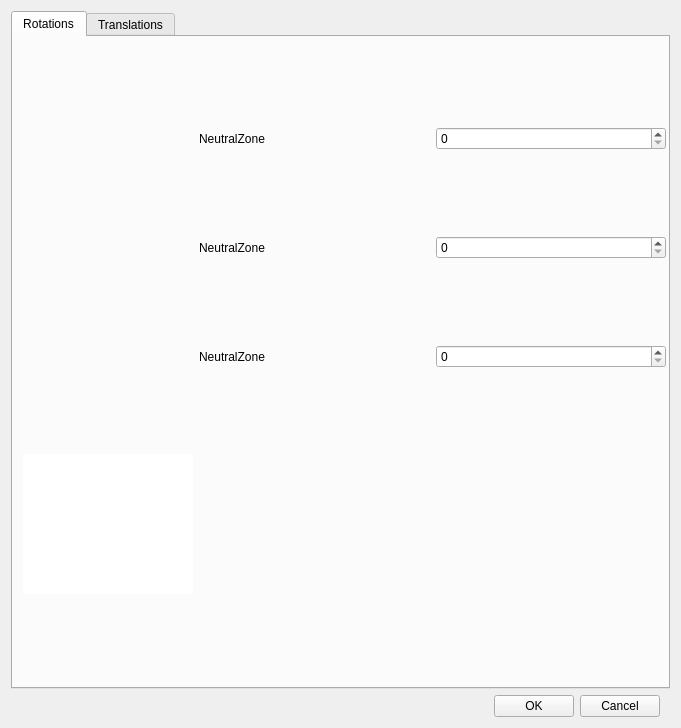
First picture: the form in FaceTrackNoIR/FTNoIR_Curves.ui, repository aavendan/facetracknoir, before the edit.
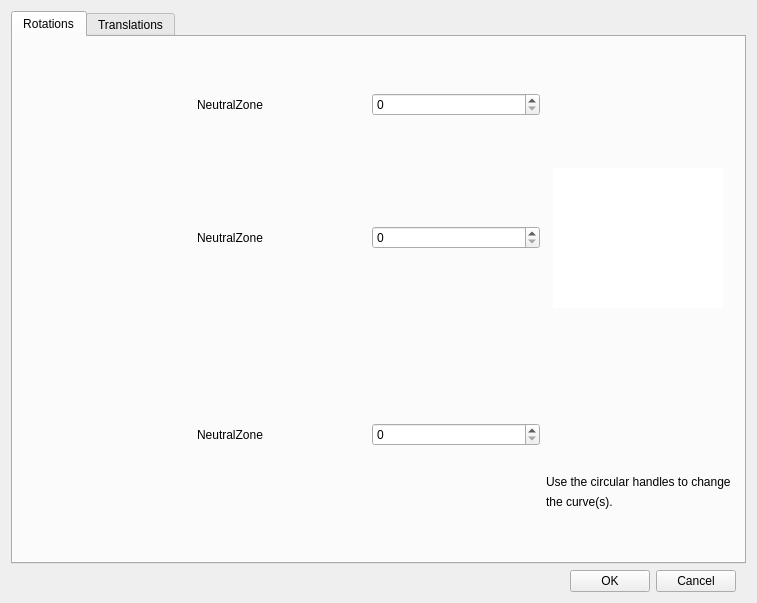
Second picture: the form after the edit. The open tabs and pages were chosen to show the change. Icons and pictures are not drawn. Custom widgets are drawn as their Qt base class.

Diff of the .ui file:
```diff
--- a/FaceTrackNoIR/FTNoIR_Curves.ui
+++ b/FaceTrackNoIR/FTNoIR_Curves.ui
@@ -6,8 +6,8 @@
    <rect>
     <x>0</x>
     <y>0</y>
-    <width>681</width>
-    <height>728</height>
+    <width>757</width>
+    <height>603</height>
    </rect>
   </property>
   <property name="windowTitle">
@@ -112,8 +112,8 @@
           <rect>
            <x>10</x>
            <y>10</y>
-           <width>643</width>
-           <height>627</height>
+           <width>708</width>
+           <height>511</height>
           </rect>
          </property>
          <layout class="QGridLayout" name="gridLayout">
@@ -252,21 +252,49 @@
             </property>
            </widget>
           </item>
-          <item row="0" column="3">
+          <item row="0" column="2">
            <widget class="QSpinBox" name="spinNZ_Yaw">
             <property name="maximum">
              <number>50</number>
             </property>
            </widget>
           </item>
-          <item row="0" column="2">
+          <item row="0" column="1">
            <widget class="QLabel" name="label">
             <property name="text">
              <string>NeutralZone</string>
             </property>
            </widget>
           </item>
-          <item row="3" column="0">
+          <item row="1" column="1">
+           <widget class="QLabel" name="label_2">
+            <property name="text">
+             <string>NeutralZone</string>
+            </property>
+           </widget>
+          </item>
+          <item row="2" column="1">
+           <widget class="QLabel" name="label_3">
+            <property name="text">
+             <string>NeutralZone</string>
+            </property>
+           </widget>
+          </item>
+          <item row="1" column="2">
+           <widget class="QSpinBox" name="spinNZ_Pitch">
+            <property name="maximum">
+             <number>50</number>
+            </property>
+           </widget>
+          </item>
+          <item row="2" column="2">
+           <widget class="QSpinBox" name="spinNZ_Roll">
+            <property name="maximum">
+             <number>50</number>
+            </property>
+           </widget>
+          </item>
+          <item row="1" column="3">
            <layout class="QHBoxLayout" name="horizontalLayout">
             <item>
              <widget class="QWidget" name="widget" native="true">
@@ -290,33 +318,51 @@
             </item>
            </layout>
           </item>
-          <item row="1" column="2">
-           <widget class="QLabel" name="label_2">
-            <property name="text">
-             <string>NeutralZone</string>
-            </property>
-           </widget>
-          </item>
-          <item row="2" column="2">
-           <widget class="QLabel" name="label_3">
-            <property name="text">
-             <string>NeutralZone</string>
-            </property>
-           </widget>
-          </item>
-          <item row="1" column="3">
-           <widget class="QSpinBox" name="spinNZ_Pitch">
-            <property name="maximum">
-             <number>50</number>
-            </property>
-           </widget>
-          </item>
           <item row="2" column="3">
-           <widget class="QSpinBox" name="spinNZ_Roll">
-            <property name="maximum">
-             <number>50</number>
-            </property>
-           </widget>
+           <layout class="QVBoxLayout" name="verticalLayout">
+            <item>
+             <spacer name="verticalSpacer">
+              <property name="orientation">
+               <enum>Qt::Vertical</enum>
+              </property>
+              <property name="sizeType">
+               <enum>QSizePolicy::Maximum</enum>
+              </property>
+              <property name="sizeHint" stdset="0">
+               <size>
+                <width>20</width>
+                <height>115</height>
+               </size>
+              </property>
+             </spacer>
+            </item>
+            <item>
+             <widget class="QLabel" name="label_9">
+              <property name="maximumSize">
+               <size>
+                <width>16777215</width>
+                <height>25</height>
+               </size>
+              </property>
+              <property name="text">
+               <string>Use the circular handles to change</string>
+              </property>
+             </widget>
+            </item>
+            <item>
+             <widget class="QLabel" name="label_8">
+              <property name="maximumSize">
+               <size>
+                <width>16777215</width>
+                <height>25</height>
+               </size>
+              </property>
+              <property name="text">
+               <string>the curve(s).</string>
+              </property>
+             </widget>
+            </item>
+           </layout>
           </item>
          </layout>
         </widget>
```
Left out of the diff: 61 changed lines with no effect on the pictures.
